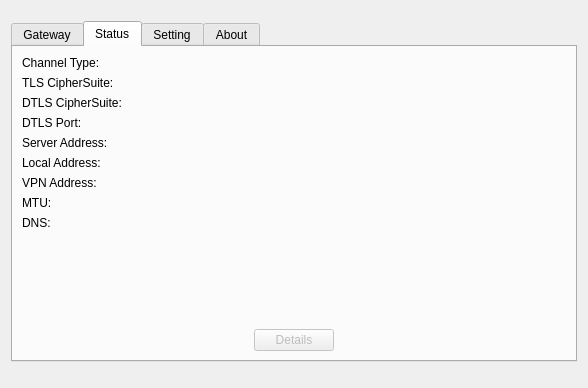
Above: src/anylink.ui from boitar/anylink-client before the change. Below: the same form after it.
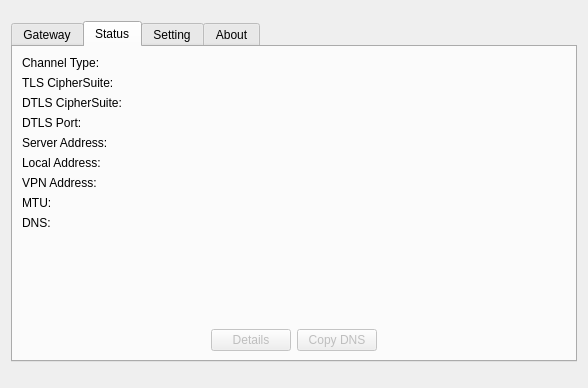
That is the form after the change. The open tabs and pages were chosen to show the change. Icons and pictures are not drawn. Custom widgets are drawn as their Qt base class.

Diff of the .ui file:
```diff
--- a/src/anylink.ui
+++ b/src/anylink.ui
@@ -503,6 +503,8 @@
         </spacer>
        </item>
        <item row="2" column="1">
+        <layout class="QHBoxLayout" name="horizontalLayoutStatusButtons">
+         <item>
         <widget class="QPushButton" name="buttonDetails">
          <property name="enabled">
           <bool>false</bool>
@@ -512,6 +514,18 @@
          </property>
         </widget>
        </item>
+         <item>
+          <widget class="QPushButton" name="buttonCopyDns">
+           <property name="enabled">
+            <bool>false</bool>
+           </property>
+           <property name="text">
+            <string>Copy DNS</string>
+           </property>
+          </widget>
+         </item>
+        </layout>
+       </item>
        <item row="2" column="2">
         <spacer name="horizontalSpacer_7">
          <property name="orientation">
```
Left out of the diff: 7 changed lines with no effect on the pictures. Lines whose indentation alone changed are shown as unchanged.
